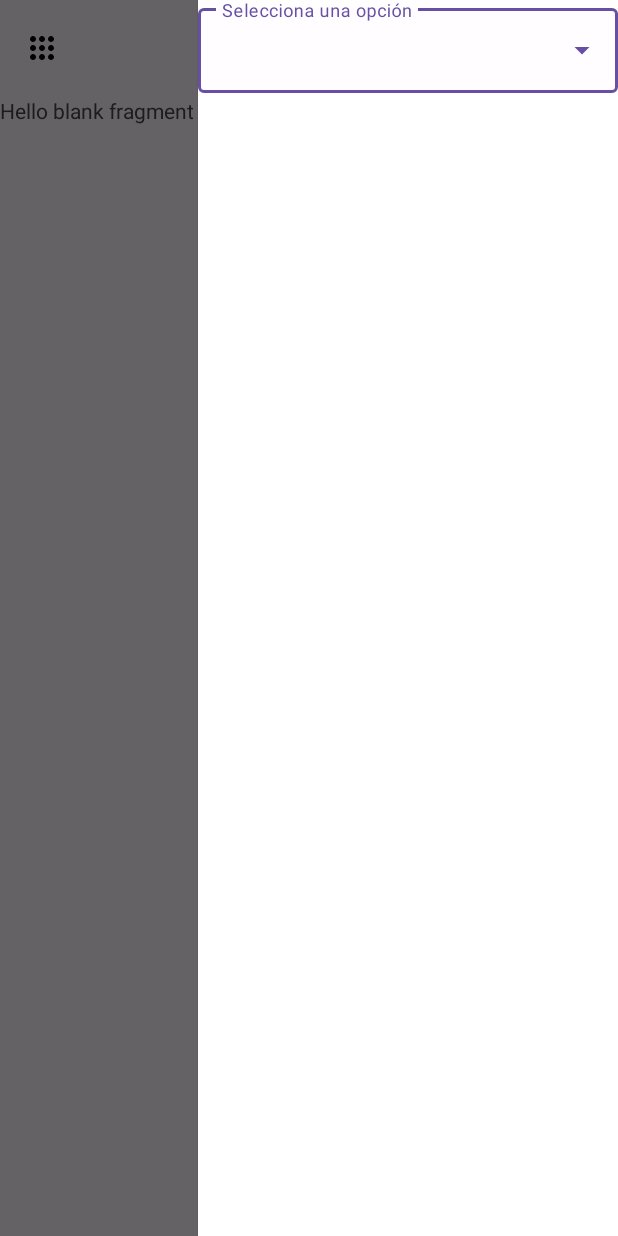
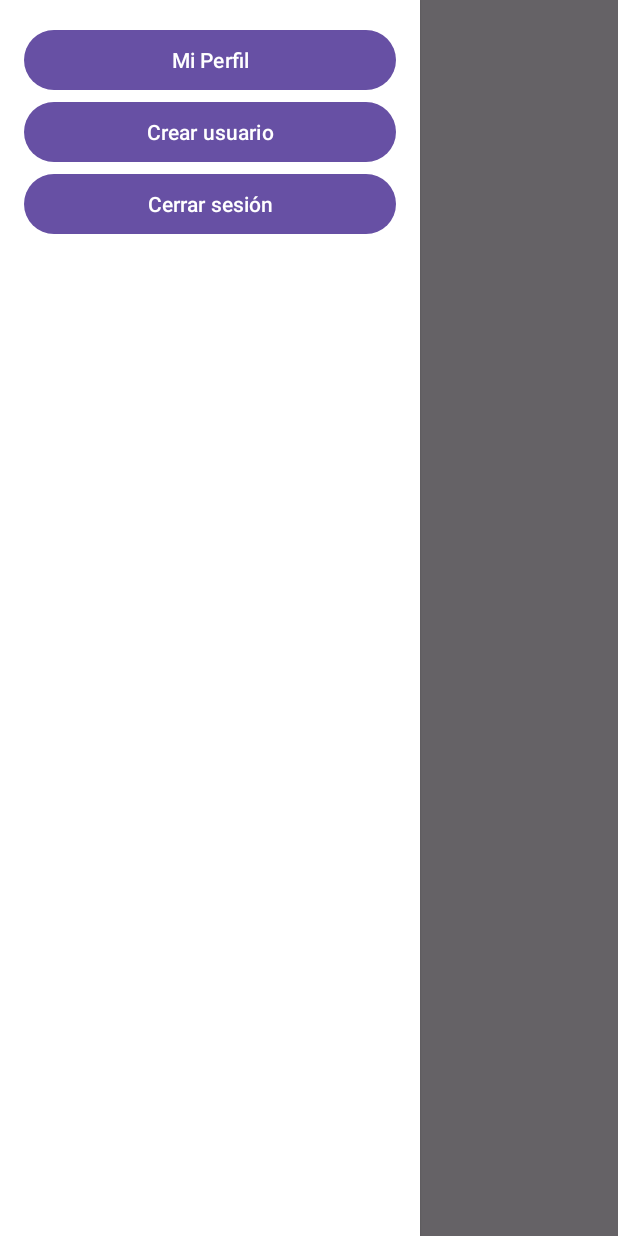
Before and after one commit to annapa0/GestorOP, an Android app: the MainActivity screen opened directly, with no data from a screen before it, with the side drawer open, on a phone screen of 412 x 824 dp. Run offline under Robolectric (Android 15) with nearby library versions, the phone set to English and light mode, and no system bars.

Commit message:
Fix de navegacion

```diff
--- a/app/src/main/java/com/example/gestorop/MainActivity.java
+++ b/app/src/main/java/com/example/gestorop/MainActivity.java
@@ -13,6 +13,7 @@ import androidx.drawerlayout.widget.DrawerLayout;
 import com.example.gestorop.ui.HomeFragment;
 import com.example.gestorop.ui.OpcionesFragment;
 import com.example.myapplication.R;
+import com.google.android.material.appbar.MaterialToolbar;
 
 public class MainActivity extends AppCompatActivity {
 
@@ -24,6 +25,13 @@ public class MainActivity extends AppCompatActivity {
         setContentView(R.layout.activity_main);
 
         drawerLayout = findViewById(R.id.drawerLayout);
+        drawerLayout.setDrawerLockMode(DrawerLayout.LOCK_MODE_LOCKED_CLOSED, GravityCompat.END);
+
+        MaterialToolbar toolbar = findViewById(R.id.toolbar);
+
+        toolbar.setNavigationOnClickListener(v -> {
+            abrirMenu();
+        });
 
         if (savedInstanceState == null) {
             getSupportFragmentManager()
@@ -32,15 +40,18 @@ public class MainActivity extends AppCompatActivity {
                     .replace(R.id.sideContainer, new OpcionesFragment())
                     .commit();
         }
+
     }
+
+
 
     // Abrir menú
     public void abrirMenu() {
-        drawerLayout.openDrawer(GravityCompat.END);
+        drawerLayout.openDrawer(GravityCompat.START);
     }
 
     // Cerrar menú
     public void cerrarMenu() {
-        drawerLayout.closeDrawer(GravityCompat.END);
+        drawerLayout.closeDrawer(GravityCompat.START);
     }
 }
--- a/app/src/main/java/com/example/gestorop/ui/OpcionesFragment.java
+++ b/app/src/main/java/com/example/gestorop/ui/OpcionesFragment.java
@@ -7,8 +7,7 @@ import androidx.fragment.app.Fragment;
 import android.view.LayoutInflater;
 import android.view.View;
 import android.view.ViewGroup;
-import android.widget.ArrayAdapter;
-import android.widget.AutoCompleteTextView;
+import android.widget.Button;
 
 import com.example.myapplication.R;
 
@@ -17,29 +16,24 @@ public class OpcionesFragment extends Fragment {
     @Override
     public View onCreateView(LayoutInflater inflater, ViewGroup container,
                              Bundle savedInstanceState) {
-
         View view = inflater.inflate(R.layout.fragment_opciones, container, false);
 
-        AutoCompleteTextView menu = view.findViewById(R.id.menuOpciones);
+        Button btnPerfil = view.findViewById(R.id.btnPerfil);
+        Button btnCrearUsuario = view.findViewById(R.id.btnCrearUsuario);
+        Button btnCerrar = view.findViewById(R.id.btnCerrarSesion);
 
-        String[] opciones = {
-                "Opción 1",
-                "Opción 2",
-                "Opción 3"
-        };
+        btnPerfil.setOnClickListener(v -> {
+            // Acción del botón Perfil
+        });
 
-        ArrayAdapter<String> adapter = new ArrayAdapter<>(
-                requireContext(),
-                android.R.layout.simple_list_item_1,
-                opciones
-        );
+        btnCrearUsuario.setOnClickListener(v -> {
+            // Acción del botón Configuración
+        });
 
-        menu.setAdapter(adapter);
+        btnCerrar.setOnClickListener(v -> {
+            // Acción de cerrar sesión
+        });
 
-        menu.setOnItemClickListener((parent, view1, position, id) -> {
-            String seleccion = opciones[position];
-            // Usar opción seleccionada
-        });
 
         return view;
     }
--- /dev/null
+++ b/app/src/main/res/drawable/ic_close.xml
@@ -0,0 +1,5 @@
+<vector xmlns:android="http://schemas.android.com/apk/res/android" android:height="50dp" android:viewportHeight="30" android:viewportWidth="30" android:width="50dp">
+
+    <path android:fillColor="#FF000000" android:pathData="M7,4C6.744,4 6.488,4.097 6.293,4.293L4.293,6.293C3.902,6.684 3.902,7.317 4.293,7.707L11.586,15L4.293,22.293C3.902,22.684 3.902,23.317 4.293,23.707L6.293,25.707C6.684,26.098 7.317,26.098 7.707,25.707L15,18.414L22.293,25.707C22.683,26.098 23.317,26.098 23.707,25.707L25.707,23.707C26.098,23.316 26.098,22.683 25.707,22.293L18.414,15L25.707,7.707C26.098,7.317 26.098,6.683 25.707,6.293L23.707,4.293C23.316,3.902 22.683,3.902 22.293,4.293L15,11.586L7.707,4.293C7.512,4.097 7.256,4 7,4z"/>
+
+</vector>
--- a/app/src/main/res/drawable/ic_menu.xml
+++ b/app/src/main/res/drawable/ic_menu.xml
@@ -1,5 +1,9 @@
-<vector xmlns:android="http://schemas.android.com/apk/res/android" android:height="24dp" android:tint="#000000" android:viewportHeight="960" android:viewportWidth="960" android:width="24dp">
-
-    <path android:fillColor="@android:color/white" android:pathData="M240,800Q207,800 183.5,776.5Q160,753 160,720Q160,687 183.5,663.5Q207,640 240,640Q273,640 296.5,663.5Q320,687 320,720Q320,753 296.5,776.5Q273,800 240,800ZM480,800Q447,800 423.5,776.5Q400,753 400,720Q400,687 423.5,663.5Q447,640 480,640Q513,640 536.5,663.5Q560,687 560,720Q560,753 536.5,776.5Q513,800 480,800ZM720,800Q687,800 663.5,776.5Q640,753 640,720Q640,687 663.5,663.5Q687,640 720,640Q753,640 776.5,663.5Q800,687 800,720Q800,753 776.5,776.5Q753,800 720,800ZM240,560Q207,560 183.5,536.5Q160,513 160,480Q160,447 183.5,423.5Q207,400 240,400Q273,400 296.5,423.5Q320,447 320,480Q320,513 296.5,536.5Q273,560 240,560ZM480,560Q447,560 423.5,536.5Q400,513 400,480Q400,447 423.5,423.5Q447,400 480,400Q513,400 536.5,423.5Q560,447 560,480Q560,513 536.5,536.5Q513,560 480,560ZM720,560Q687,560 663.5,536.5Q640,513 640,480Q640,447 663.5,423.5Q687,400 720,400Q753,400 776.5,423.5Q800,447 800,480Q800,513 776.5,536.5Q753,560 720,560ZM240,320Q207,320 183.5,296.5Q160,273 160,240Q160,207 183.5,183.5Q207,160 240,160Q273,160 296.5,183.5Q320,207 320,240Q320,273 296.5,296.5Q273,320 240,320ZM480,320Q447,320 423.5,296.5Q400,273 400,240Q400,207 423.5,183.5Q447,160 480,160Q513,160 536.5,183.5Q560,207 560,240Q560,273 536.5,296.5Q513,320 480,320ZM720,320Q687,320 663.5,296.5Q640,273 640,240Q640,207 663.5,183.5Q687,160 720,160Q753,160 776.5,183.5Q800,207 800,240Q800,273 776.5,296.5Q753,320 720,320Z"/>
-
+<vector xmlns:android="http://schemas.android.com/apk/res/android"
+    android:width="50dp"
+    android:height="50dp"
+    android:viewportWidth="50"
+    android:viewportHeight="50">
+  <path
+      android:fillColor="#FF000000"
+      android:pathData="M5,8A2,2 0,1 0,5 12L45,12A2,2 0,1 0,45 8L5,8zM5,23A2,2 0,1 0,5 27L45,27A2,2 0,1 0,45 23L5,23zM5,38A2,2 0,1 0,5 42L45,42A2,2 0,1 0,45 38L5,38z"/>
 </vector>
--- a/app/src/main/res/layout/activity_main.xml
+++ b/app/src/main/res/layout/activity_main.xml
@@ -34,7 +34,7 @@
         android:id="@+id/sideContainer"
         android:layout_width="280dp"
         android:layout_height="match_parent"
-        android:layout_gravity="end"
+        android:layout_gravity="start"
         android:background="@android:color/white"/>
 
 </androidx.drawerlayout.widget.DrawerLayout>
--- a/app/src/main/res/layout/fragment_opciones.xml
+++ b/app/src/main/res/layout/fragment_opciones.xml
@@ -6,18 +6,30 @@
 
     <!-- TODO: Update blank fragment layout -->
 
-    <com.google.android.material.textfield.TextInputLayout
+    <LinearLayout
         android:layout_width="match_parent"
         android:layout_height="wrap_content"
-        android:hint="Selecciona una opción"
-        style="@style/Widget.MaterialComponents.TextInputLayout.OutlinedBox.ExposedDropdownMenu">
+        android:orientation="vertical"
+        android:padding="16dp">
 
-        <AutoCompleteTextView
-            android:id="@+id/menuOpciones"
+        <Button
+            android:id="@+id/btnPerfil"
             android:layout_width="match_parent"
             android:layout_height="wrap_content"
-            android:inputType="none"/>
+            android:text="Mi Perfil" />
 
-    </com.google.android.material.textfield.TextInputLayout>
+        <Button
+            android:id="@+id/btnCrearUsuario"
+            android:layout_width="match_parent"
+            android:layout_height="wrap_content"
+            android:text="Crear usuario" />
+
+        <Button
+            android:id="@+id/btnCerrarSesion"
+            android:layout_width="match_parent"
+            android:layout_height="wrap_content"
+            android:text="Cerrar sesión" />
+
+    </LinearLayout>
 
 </FrameLayout>
```
